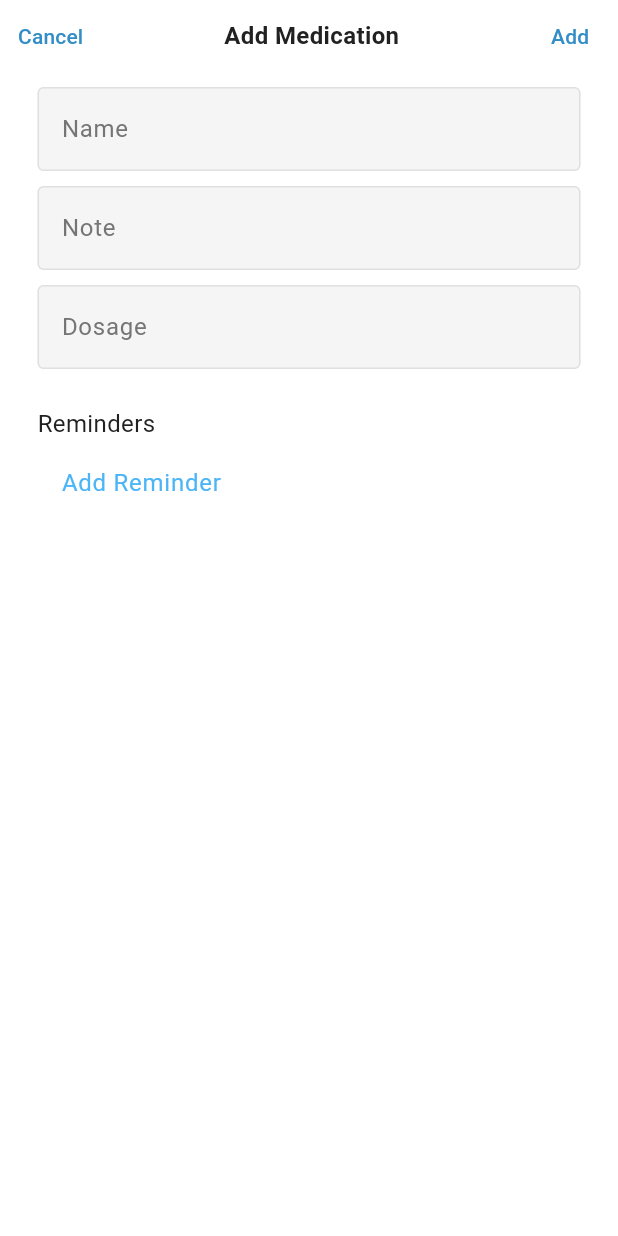
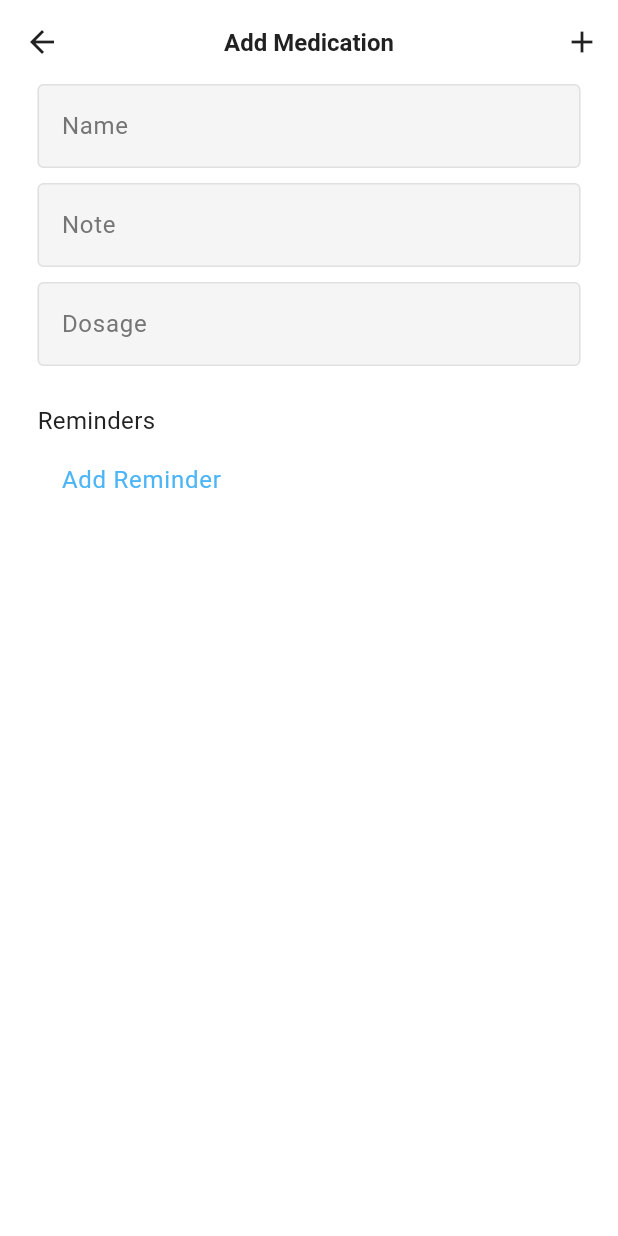
Before and after one commit to Boomexe/Emergency-Allergy-App, a Flutter app: the screen it shows once a user with an empty profile is signed in, item 2 of the bottom bar chosen, after a tap on the "add" icon, on a phone screen of 412 x 824 dp. Run offline on Flutter 3.47's test engine with Material 3 defaults, Android fonts, the phone set to English and light mode, and no system bars; our stand-ins replace cloud_firestore, firebase_auth, firebase_core, flutter_secure_storage, multi_select_flutter; missing offline and left inert: day_picker; accounts and stored records are empty.

Commit message:
added appbar to add medication screen

```diff
--- a/lib/components/reminder_list_tile.dart
+++ b/lib/components/reminder_list_tile.dart
@@ -7,7 +7,9 @@ class ReminderListTile extends StatelessWidget {
 
   @override
   Widget build(BuildContext context) {
-    return ListTile(
+    return Padding(
+      padding: const EdgeInsets.only(bottom: 10),
+      child: ListTile(
         title: Text(
           '12:00 AM',
           style: TextStyle(
@@ -41,6 +43,7 @@ class ReminderListTile extends StatelessWidget {
             )
           ],
         ),
+      ),
     );
   }
 }
--- a/lib/screens/medication_screen.dart
+++ b/lib/screens/medication_screen.dart
@@ -173,48 +173,47 @@ class _CreateMedicationState extends State<CreateMedication> {
   @override
   Widget build(BuildContext context) {
     return Scaffold(
-      resizeToAvoidBottomInset: false,
-      body: SingleChildScrollView(
-        keyboardDismissBehavior: ScrollViewKeyboardDismissBehavior.onDrag,
-        child: Column(
-          children: [
-            Padding(
-              padding: const EdgeInsets.only(bottom: 10),
-              child: Row(
-                mainAxisAlignment: MainAxisAlignment.spaceBetween,
-                children: [
-                  TextButton(
-                    onPressed: () {
-                      Navigator.pop(context);
-                    },
-                    child: Text('Cancel',
-                        style: TextStyle(
-                            color: Theme.of(context)
-                                .colorScheme
-                                .surfaceContainerLow)),
-                  ),
-                  Text('Add Medication',
+      appBar: AppBar(
+        surfaceTintColor: Theme.of(context).colorScheme.onPrimary,
+        backgroundColor: Colors.transparent,
+        scrolledUnderElevation: 20,
+        centerTitle: true,
+        title: Text('Add Medication',
             style: TextStyle(
                 fontWeight: FontWeight.bold,
                 fontSize: 16,
                 color: Theme.of(context).colorScheme.onPrimary)),
-                  TextButton(
+        // leading: TextButton(
+        //   onPressed: () {
+        //     Navigator.pop(context);
+        //   },
+        //   child: Text('Cancel',
+        //       style: TextStyle(
+        //           color: Theme.of(context).colorScheme.surfaceContainerLow)),
+        // ),
+        actions: [
+          IconButton(
               onPressed: () {
                 saveButtonPressed();
               },
-                      child: Text('Add',
-                          style: TextStyle(
-                              color: Theme.of(context)
-                                  .colorScheme
-                                  .surfaceContainerLow)))
+              icon: Icon(Icons.add, color: Theme.of(context).colorScheme.onPrimary,))
+          // TextButton(
+          //     onPressed: () {
+          //       saveButtonPressed();
+          //     },
+          //     child: Text('Add',
+          //         style: TextStyle(
+          //             color:
+          //                 Theme.of(context).colorScheme.surfaceContainerLow))),
         ],
       ),
-            ),
-            Padding(
+      resizeToAvoidBottomInset: false,
+      body: SingleChildScrollView(
+        keyboardDismissBehavior: ScrollViewKeyboardDismissBehavior.onDrag,
+        child: Padding(
           padding: const EdgeInsets.symmetric(horizontal: 25),
-              child: Column(
-                  crossAxisAlignment: CrossAxisAlignment.start,
-                  children: [
+          child:
+              Column(crossAxisAlignment: CrossAxisAlignment.start, children: [
             FormTextField(hintText: 'Name', textController: name),
             const SizedBox(height: 10),
             FormTextField(hintText: 'Note', textController: note),
@@ -224,8 +223,7 @@ class _CreateMedicationState extends State<CreateMedication> {
             Text(
               'Reminders',
               style: TextStyle(
-                          color: Theme.of(context).colorScheme.onPrimary,
-                          fontSize: 16),
+                  color: Theme.of(context).colorScheme.onPrimary, fontSize: 16),
             ),
             ListView.builder(
                 physics: const NeverScrollableScrollPhysics(),
@@ -248,9 +246,8 @@ class _CreateMedicationState extends State<CreateMedication> {
                       title: Text(
                         'Add Reminder',
                         style: TextStyle(
-                                    color: Theme.of(context)
-                                        .colorScheme
-                                        .surfaceContainer),
+                            color:
+                                Theme.of(context).colorScheme.surfaceContainer),
                       ),
                     );
                   }
@@ -282,8 +279,6 @@ class _CreateMedicationState extends State<CreateMedication> {
             // ),
           ]),
         ),
-          ],
-        ),
       ),
     );
   }
--- a/lib/themes/light_theme.dart
+++ b/lib/themes/light_theme.dart
@@ -31,4 +31,9 @@ ThemeData lightTheme = ThemeData(
     // error: Colors.red,
     // onError: Colors.white,
   ),
+  appBarTheme: AppBarTheme(
+    backgroundColor: Colors.transparent,
+    // scrolledUnderElevation: true,
+    surfaceTintColor: Colors.grey.shade100,
+  ),
 );
```
Lines whose indentation alone changed are shown as unchanged.
